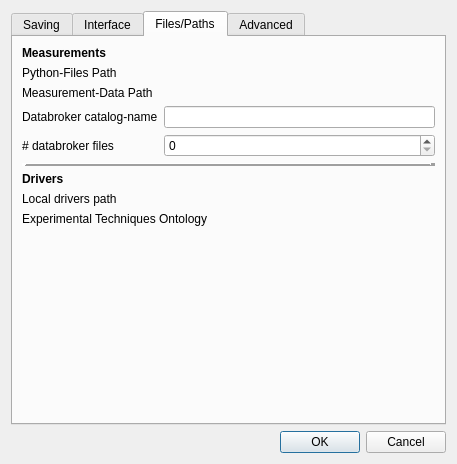
Qt form nomad_camels/gui/settings_window.ui (FAU-LAP/NOMAD-CAMELS) before a commit.
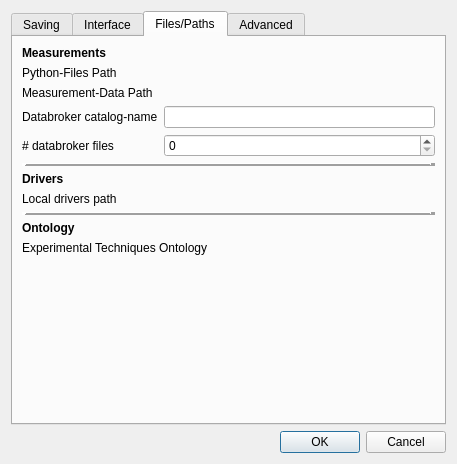
The same form after that commit. The open tabs and pages were chosen to show the change. Icons and pictures are not drawn. Custom widgets are drawn as their Qt base class.

Commit message: UI change in setting window

What changed in the file:
```diff
--- a/nomad_camels/gui/settings_window.ui
+++ b/nomad_camels/gui/settings_window.ui
@@ -779,7 +779,32 @@
             </property>
            </widget>
           </item>
-          <item row="2" column="0">
+          <item row="2" column="0" colspan="3">
+           <widget class="Line" name="line_ontology">
+            <property name="frameShadow">
+             <enum>QFrame::Shadow::Raised</enum>
+            </property>
+            <property name="lineWidth">
+             <number>5</number>
+            </property>
+            <property name="orientation">
+             <enum>Qt::Orientation::Horizontal</enum>
+            </property>
+           </widget>
+          </item>
+          <item row="3" column="0">
+           <widget class="QLabel" name="label_ontology">
+            <property name="font">
+             <font>
+              <bold>true</bold>
+             </font>
+            </property>
+            <property name="text">
+             <string>Ontology</string>
+            </property>
+           </widget>
+          </item>
+          <item row="4" column="0">
            <widget class="QLabel" name="label_experimental_techniques_ontology">
             <property name="maximumSize">
              <size>
@@ -795,7 +820,7 @@
             </property>
            </widget>
           </item>
-          <item row="2" column="1" colspan="2">
+          <item row="4" column="1" colspan="2">
            <widget class="Path_Button_Edit" name="pathButton_experimental_techniques_ontology" native="true">
             <property name="toolTip">
              <string>path to the Experimental Techniques ontology file used for semantic mapping,
```
The commit also changes 3 other files.
